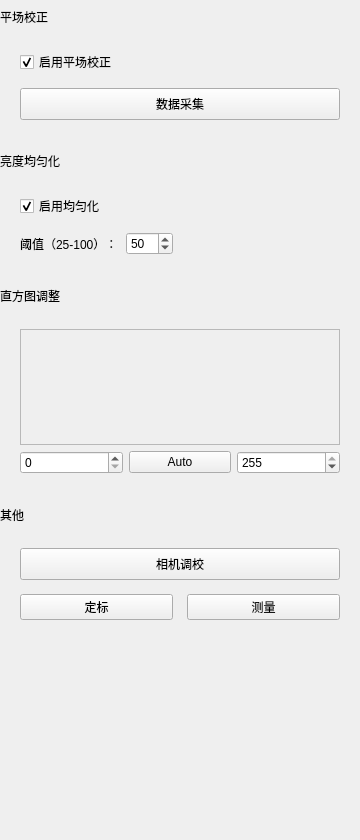
The window that ImageCorrectionPage.ui (AngelaBowerspe/LiveCell) describes before a commit, drawn with Qt 5.
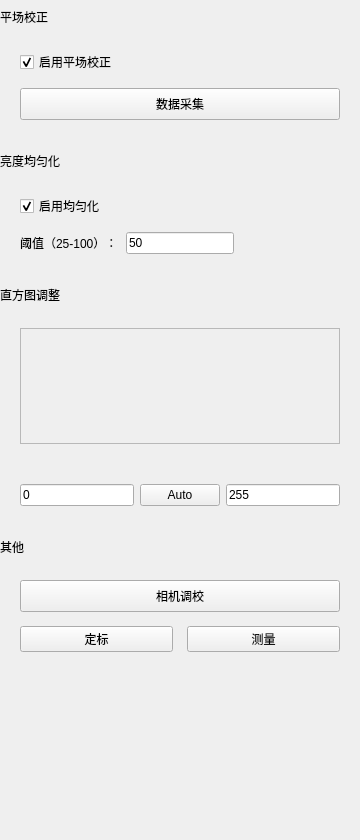
The same window after the commit. Custom widgets are drawn as their Qt base class.

Commit message: Add image correction view interfaces and histogram range slider

The edit to the form file:
```diff
--- a/ImageCorrectionPage.ui
+++ b/ImageCorrectionPage.ui
@@ -141,15 +141,15 @@
        </widget>
       </item>
       <item row="1" column="1">
-       <widget class="QSpinBox" name="spinThreshold">
-        <property name="minimum">
-         <number>25</number>
+       <widget class="QLineEdit" name="lineEditThreshold">
+        <property name="minimumSize">
+         <size>
+          <width>60</width>
+          <height>0</height>
+         </size>
         </property>
-        <property name="maximum">
-         <number>100</number>
-        </property>
-        <property name="value">
-         <number>50</number>
+        <property name="text">
+         <string>50</string>
         </property>
        </widget>
       </item>
@@ -213,12 +213,28 @@
         </property>
        </widget>
       </item>
+      <item>
+       <widget class="HistogramRangeSlider" name="histogramRangeSlider" native="true">
+        <property name="minimumSize">
+         <size>
+          <width>0</width>
+          <height>28</height>
+         </size>
+        </property>
+       </widget>
+      </item>
       <item>
        <layout class="QHBoxLayout" name="histogramRangeLayout">
         <item>
-         <widget class="QSpinBox" name="spinHistogramMin">
-          <property name="maximum">
-           <number>255</number>
+         <widget class="QLineEdit" name="lineEditHistogramMin">
+          <property name="minimumSize">
+           <size>
+            <width>70</width>
+            <height>0</height>
+           </size>
+          </property>
+          <property name="text">
+           <string>0</string>
           </property>
          </widget>
         </item>
@@ -230,12 +246,15 @@
          </widget>
         </item>
         <item>
-         <widget class="QSpinBox" name="spinHistogramMax">
-          <property name="maximum">
-           <number>255</number>
+         <widget class="QLineEdit" name="lineEditHistogramMax">
+          <property name="minimumSize">
+           <size>
+            <width>70</width>
+            <height>0</height>
+           </size>
           </property>
-          <property name="value">
-           <number>255</number>
+          <property name="text">
+           <string>255</string>
           </property>
          </widget>
         </item>
@@ -327,6 +346,14 @@
    </item>
   </layout>
  </widget>
+ <customwidgets>
+  <customwidget>
+   <class>HistogramRangeSlider</class>
+   <extends>QWidget</extends>
+   <header>HistogramRangeSlider.h</header>
+   <container>1</container>
+  </customwidget>
+ </customwidgets>
  <resources/>
  <connections/>
 </ui>
```
The commit also changes 6 other files.
